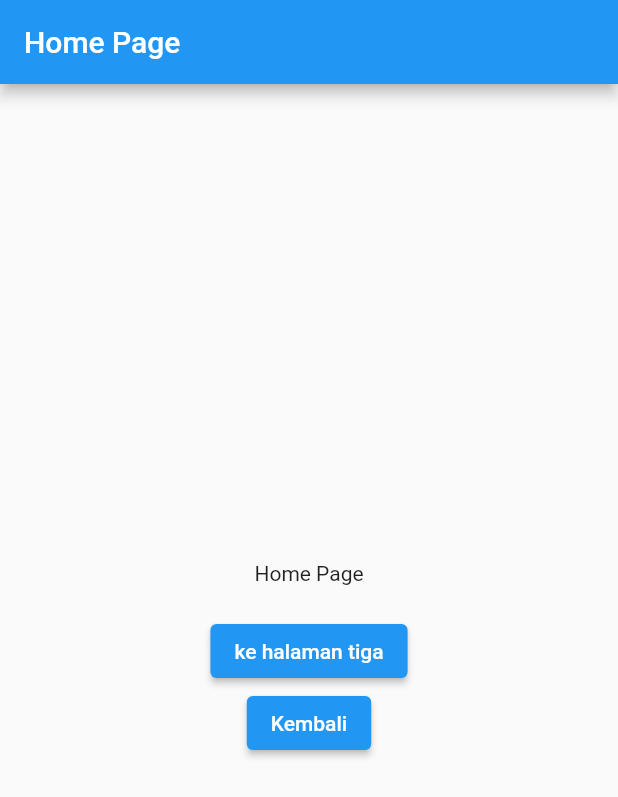
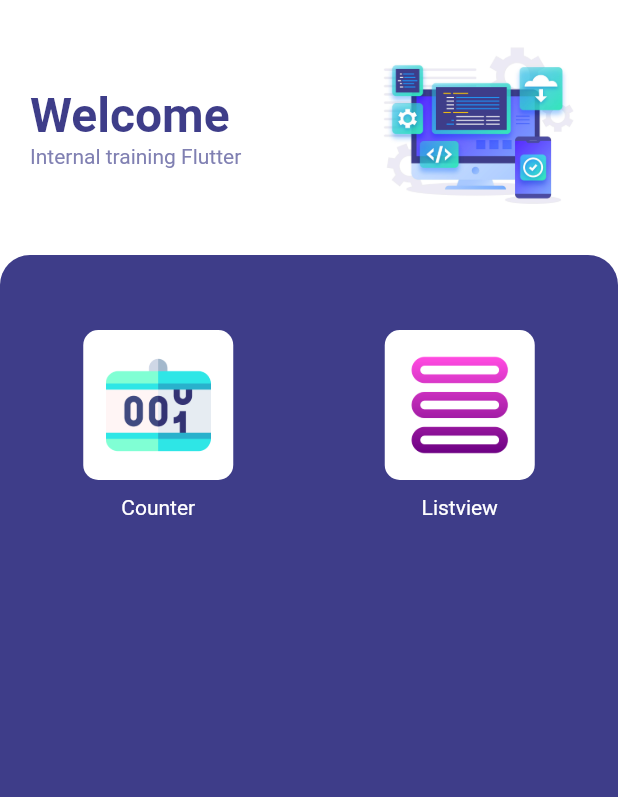
Before and after one commit to rizkitriandani/Aruna-Flutter-Internal-Training, a Flutter app: the screen it shows after launch, after a tap on "Masuk", on a phone screen of 412 x 824 dp. Shown: the top 797 px of the screen. Run offline on Flutter 3.47's test engine with Material 2 defaults, Android fonts, the phone set to English and light mode, and no system bars.

Commit message:
Done Challenge.

```diff
--- a/lib/main.dart
+++ b/lib/main.dart
@@ -1,10 +1,5 @@
 import 'package:flutter/material.dart';
-import 'package:flutter_sesi_3/sesi-5/empat.dart';
-import 'package:flutter_sesi_3/sesi-5/home.dart';
-
 import 'package:flutter_sesi_3/sesi-5/login.dart';
-import 'package:flutter_sesi_3/sesi-5/routes.dart';
-import 'package:flutter_sesi_3/sesi-5/tiga.dart';
 
 void main() {
   runApp(const MyApp());
@@ -15,13 +10,11 @@ class MyApp extends StatelessWidget {
 
   @override
   Widget build(BuildContext context) {
-    var materialApp = MaterialApp(
+    return MaterialApp(
       theme: ThemeData(
         primarySwatch: Colors.blue,
       ),
-      initialRoute: '/',
-      routes: routes,
+      home: const LoginPage(),
     );
-    return materialApp;
   }
 }
--- /dev/null
+++ b/lib/sesi-5/colors.dart
@@ -0,0 +1,5 @@
+import 'dart:ui';
+
+Color kPrimaryColor = const Color(0xFF3e3d89);
+Color kPrimaryColorAccent = const Color(0xFF8080b2);
+Color kSecondaryColor = const Color(0xFFf9f9f9);
--- a/lib/sesi-5/home.dart
+++ b/lib/sesi-5/home.dart
@@ -1,34 +1,143 @@
 import 'package:flutter/material.dart';
+import 'package:flutter_sesi_3/sesi-5/tiga.dart';
+
+import '../sesi-4/counter.dart';
+import 'colors.dart';
 
 class HomePage extends StatelessWidget {
   const HomePage({super.key});
 
   @override
   Widget build(BuildContext context) {
+    final menus = [
+      {
+        'imagePath': 'assets/counter_menu.png',
+        'title': 'Counter',
+        'onTap': () =>
+            Navigator.push(context, MaterialPageRoute(builder: (context) {
+              return const Counter();
+            }))
+      },
+      {
+        'imagePath': 'assets/list_menu.png',
+        'title': 'Listview',
+        'onTap': () =>
+            Navigator.push(context, MaterialPageRoute(builder: (context) {
+              return const HalamanTiga();
+            }))
+      }
+    ];
+
     return Scaffold(
-      appBar: AppBar(
-        title: const Text('Home Page'),
-        automaticallyImplyLeading: false,
-      ),
-      body: Center(
+      backgroundColor: Colors.white,
+      body: SafeArea(
         child: Column(
-          mainAxisAlignment: MainAxisAlignment.center,
           children: [
-            const Text("Home Page"),
-            const SizedBox(height: 20),
-            ElevatedButton(
-                onPressed: () {
-                  Navigator.pushNamed(context, '/tiga');
-                },
-                child: const Text("ke halaman tiga")),
-            ElevatedButton(
-                onPressed: () {
-                  Navigator.pop(context);
-                },
-                child: const Text("Kembali")),
+            const HeaderWidget(),
+            Expanded(
+              child: Container(
+                  padding: const EdgeInsets.only(
+                      top: 50, left: 20, right: 20, bottom: 2),
+                  decoration: BoxDecoration(
+                    color: kPrimaryColor,
+                    borderRadius: const BorderRadius.only(
+                      topLeft: Radius.circular(20),
+                      topRight: Radius.circular(20),
+                    ),
+                  ),
+                  child: GridView.builder(
+                      gridDelegate:
+                          const SliverGridDelegateWithFixedCrossAxisCount(
+                              crossAxisCount: 2,
+                              crossAxisSpacing: 30,
+                              mainAxisSpacing: 10),
+                      itemCount: menus.length,
+                      itemBuilder: (BuildContext context, int index) {
+                        return ItemMenuWidget(
+                          imagePath: menus[index]['imagePath'] as String,
+                          title: menus[index]['title'] as String,
+                          onTap: menus[index]['onTap'] as Function(),
+                        );
+                      })),
+            ),
           ],
         ),
       ),
     );
   }
 }
+
+class HeaderWidget extends StatelessWidget {
+  const HeaderWidget({
+    super.key,
+  });
+
+  @override
+  Widget build(BuildContext context) {
+    return Padding(
+      padding: const EdgeInsets.symmetric(horizontal: 20, vertical: 10),
+      child: Row(
+        mainAxisAlignment: MainAxisAlignment.spaceBetween,
+        crossAxisAlignment: CrossAxisAlignment.center,
+        children: [
+          RichText(
+            text: TextSpan(
+                text: 'Welcome',
+                style: TextStyle(
+                    color: kPrimaryColor,
+                    fontSize: 32,
+                    fontWeight: FontWeight.bold),
+                children: <TextSpan>[
+                  TextSpan(
+                    text: '\nInternal training Flutter',
+                    style: TextStyle(
+                        color: kPrimaryColorAccent,
+                        fontSize: 14,
+                        fontWeight: FontWeight.normal),
+                  )
+                ]),
+          ),
+          Image.asset(
+            'assets/header_home.jpg',
+            width: 150,
+          ),
+        ],
+      ),
+    );
+  }
+}
+
+class ItemMenuWidget extends StatelessWidget {
+  const ItemMenuWidget({
+    Key? key,
+    required this.imagePath,
+    required this.title,
+    this.onTap,
+  }) : super(key: key);
+
+  final String imagePath;
+  final String title;
+  final Function()? onTap;
+
+  @override
+  Widget build(BuildContext context) {
+    return GestureDetector(
+      onTap: onTap,
+      child: Column(children: [
+        Container(
+            height: 100,
+            width: 100,
+            margin: const EdgeInsets.only(bottom: 10),
+            padding: const EdgeInsets.all(15),
+            decoration: BoxDecoration(
+              color: Colors.white,
+              borderRadius: BorderRadius.circular(10),
+            ),
+            child: Image.asset(
+              imagePath,
+            )),
+        Text(title, style: const TextStyle(color: Colors.white)),
+      ]),
+    );
+  }
+}
--- a/lib/sesi-5/login.dart
+++ b/lib/sesi-5/login.dart
@@ -1,6 +1,7 @@
-import 'package:flutter/cupertino.dart';
 import 'package:flutter/material.dart';
 import 'package:flutter_sesi_3/sesi-5/home.dart';
+
+import 'colors.dart';
 
 class LoginPage extends StatelessWidget {
   const LoginPage({super.key});
@@ -15,26 +16,19 @@ class LoginPage extends StatelessWidget {
         child: Column(
           mainAxisAlignment: MainAxisAlignment.center,
           children: [
-            const Text('Login Page'),
+            const Text('Selamat Datang di Internal Training Flutter'),
             const SizedBox(height: 20),
             ElevatedButton(
                 onPressed: () {
-                  // Navigator.push(
-                  //     context,
-                  //     MaterialPageRoute(
-                  //         builder: (context) => const HomePage()));
-
-                  // Navigator.pushNamed(context, '/home');
-                  // Navigator.pushReplacement(context, MaterialPageRoute(builder: (context) => const HomePage()));
-                  // Navigator.pushReplacementNamed(context, '/home');
-                  Navigator.popAndPushNamed(context, '/home');
+                  Navigator.pushReplacement(
+                      context,
+                      MaterialPageRoute(
+                          builder: (context) => const HomePage()));
                 },
-                child: const Text("Masuk")),
-            ElevatedButton(
-                onPressed: () {
-                  Navigator.pop(context);
-                },
-                child: const Text("Kembali")),
+                style: ElevatedButton.styleFrom(
+                    backgroundColor: kPrimaryColor,
+                    shape: const StadiumBorder()),
+                child: const Text("Masuk", style: TextStyle(color: Colors.white))),
           ],
         ),
       ),
```
Also changed, not shown: assets/counter_menu.png (added), assets/header_home.jpg (added), assets/list_menu.png (added).
